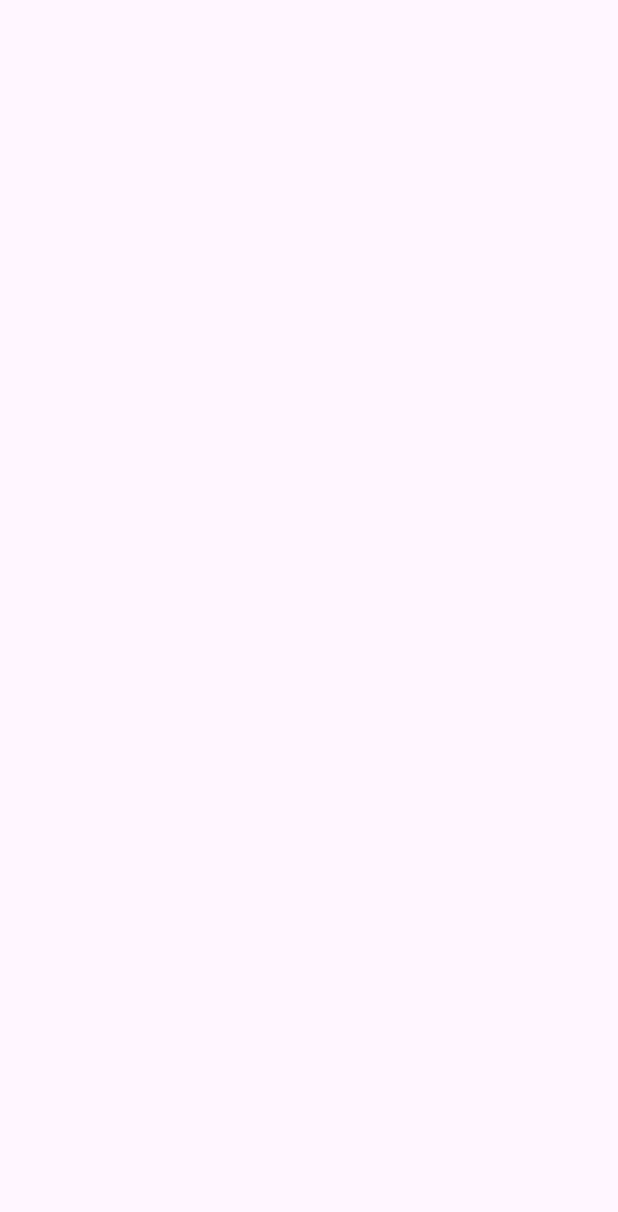
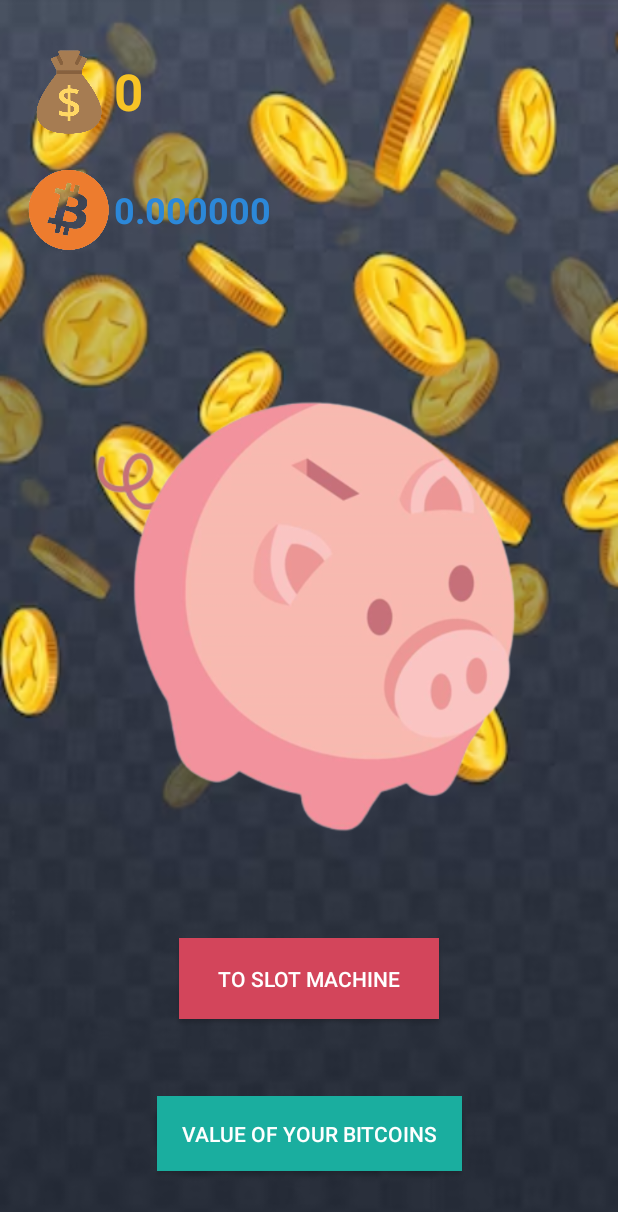
Before and after one commit to Medox36/M335_PiggyBankShaker, an Android app: the screen it shows after launch (MainActivity before the commit, PiggyBankActivity after it), on a phone screen of 412 x 824 dp. Before the commit the part shown is empty. Shown: the top 1212 px of the screen. Run offline under Robolectric (Android 15) with nearby library versions, the phone set to English and light mode, and no system bars.

Commit message:
realised View according to Mockup for PiggyBankView

```diff
--- a/app/src/main/AndroidManifest.xml
+++ b/app/src/main/AndroidManifest.xml
@@ -13,7 +13,7 @@
         android:theme="@style/Theme.PiggyBankshaker"
         tools:targetApi="31">
         <activity
-            android:name=".MainActivity"
+            android:name=".activity.PiggyBankActivity"
             android:exported="true">
             <intent-filter>
                 <action android:name="android.intent.action.MAIN" />
--- a/app/src/main/java/ch/giuntini/mobile/piggybankshaker/MainActivity.java
+++ /dev/null
@@ -1,14 +0,0 @@
-package ch.giuntini.mobile.piggybankshaker;
-
-import androidx.appcompat.app.AppCompatActivity;
-
-import android.os.Bundle;
-
-public class MainActivity extends AppCompatActivity {
-
-    @Override
-    protected void onCreate(Bundle savedInstanceState) {
-        super.onCreate(savedInstanceState);
-        setContentView(R.layout.activity_main);
-    }
-}
--- /dev/null
+++ b/app/src/main/java/ch/giuntini/mobile/piggybankshaker/activity/PiggyBankActivity.java
@@ -0,0 +1,16 @@
+package ch.giuntini.mobile.piggybankshaker.activity;
+
+import androidx.appcompat.app.AppCompatActivity;
+
+import android.os.Bundle;
+
+import ch.giuntini.mobile.piggybankshaker.R;
+
+public class PiggyBankActivity extends AppCompatActivity {
+
+    @Override
+    protected void onCreate(Bundle savedInstanceState) {
+        super.onCreate(savedInstanceState);
+        setContentView(R.layout.activity_piggy_bank);
+    }
+}
--- a/app/src/main/res/layout/activity_main.xml
+++ /dev/null
@@ -1,9 +0,0 @@
-<?xml version="1.0" encoding="utf-8"?>
-<androidx.constraintlayout.widget.ConstraintLayout xmlns:android="http://schemas.android.com/apk/res/android"
-    xmlns:app="http://schemas.android.com/apk/res-auto"
-    xmlns:tools="http://schemas.android.com/tools"
-    android:layout_width="match_parent"
-    android:layout_height="match_parent"
-    tools:context=".MainActivity">
-
-</androidx.constraintlayout.widget.ConstraintLayout>
--- /dev/null
+++ b/app/src/main/res/layout/activity_piggy_bank.xml
@@ -0,0 +1,106 @@
+<?xml version="1.0" encoding="utf-8"?>
+<androidx.constraintlayout.widget.ConstraintLayout xmlns:android="http://schemas.android.com/apk/res/android"
+    xmlns:app="http://schemas.android.com/apk/res-auto"
+    xmlns:tools="http://schemas.android.com/tools"
+    android:layout_width="match_parent"
+    android:layout_height="match_parent"
+    android:background="@drawable/falling_golden_coins_9_16"
+    tools:context=".activity.PiggyBankActivity">
+
+    <Button
+        android:id="@+id/piggyBank_toSlotMachine"
+        android:layout_width="173dp"
+        android:layout_height="54dp"
+        android:background="#d3455b"
+        android:text="@string/button_piggyBank_toSlotMachine_text"
+        android:textColor="@color/white"
+        app:layout_constraintBottom_toBottomOf="parent"
+        app:layout_constraintEnd_toEndOf="parent"
+        app:layout_constraintStart_toStartOf="parent"
+        app:layout_constraintTop_toTopOf="parent"
+        app:layout_constraintVertical_bias="0.812" />
+
+    <Button
+        android:id="@+id/piggyBank_toBitcoinValue"
+        android:layout_width="203dp"
+        android:layout_height="50dp"
+        android:background="#1aae9f"
+        android:text="@string/button_piggyBank_valueOfYourBitcoins_text"
+        android:textColor="@color/white"
+        app:layout_constraintBottom_toBottomOf="parent"
+        app:layout_constraintEnd_toEndOf="parent"
+        app:layout_constraintStart_toStartOf="parent"
+        app:layout_constraintTop_toTopOf="parent"
+        app:layout_constraintVertical_bias="0.944" />
+
+    <LinearLayout
+        android:layout_width="225dp"
+        android:layout_height="177dp"
+        android:orientation="vertical"
+        app:layout_constraintBottom_toBottomOf="parent"
+        app:layout_constraintEnd_toEndOf="parent"
+        app:layout_constraintHorizontal_bias="0.086"
+        app:layout_constraintStart_toStartOf="parent"
+        app:layout_constraintTop_toTopOf="parent"
+        app:layout_constraintVertical_bias="0.028">
+
+        <LinearLayout
+            android:layout_width="match_parent"
+            android:layout_height="85dp"
+            android:gravity="center_vertical"
+            android:orientation="horizontal">
+
+            <ImageView
+                android:id="@+id/piggyBank_coinBag"
+                android:layout_width="60dp"
+                android:layout_height="60dp"
+                app:srcCompat="@drawable/coin_bag_remvebg" />
+
+            <TextView
+                android:id="@+id/coins"
+                android:layout_width="278dp"
+                android:layout_height="wrap_content"
+                android:layout_weight="1"
+                android:text="@string/textField_coins_defaultAmount"
+                android:textColor="#f7c325"
+                android:textSize="34sp"
+                android:textStyle="bold" />
+        </LinearLayout>
+
+        <LinearLayout
+            android:layout_width="match_parent"
+            android:layout_height="73dp"
+            android:gravity="center_vertical"
+            android:orientation="horizontal">
+
+            <ImageView
+                android:id="@+id/piggyBank_bitcoinLogo"
+                android:layout_width="60dp"
+                android:layout_height="60dp"
+                app:srcCompat="@drawable/bitcoin_removebg" />
+
+            <TextView
+                android:id="@+id/bitcoins"
+                android:layout_width="160dp"
+                android:layout_height="wrap_content"
+                android:text="@string/textField_bitcoins_defaultAmount"
+                android:textColor="#2c88d9"
+                android:textSize="24sp"
+                android:textStyle="bold" />
+
+        </LinearLayout>
+    </LinearLayout>
+
+    <ImageView
+        android:id="@+id/piggy"
+        android:layout_width="410dp"
+        android:layout_height="410dp"
+        app:layout_constraintBottom_toBottomOf="parent"
+        app:layout_constraintEnd_toEndOf="parent"
+        app:layout_constraintHorizontal_bias="0.0"
+        app:layout_constraintStart_toStartOf="parent"
+        app:layout_constraintTop_toTopOf="parent"
+        app:layout_constraintVertical_bias="0.498"
+        app:srcCompat="@drawable/piggy_removebg" />
+
+</androidx.constraintlayout.widget.ConstraintLayout>
--- a/app/src/main/res/values-night/themes.xml
+++ b/app/src/main/res/values-night/themes.xml
@@ -1,6 +1,6 @@
 <resources xmlns:tools="http://schemas.android.com/tools">
     <!-- Base application theme. -->
-    <style name="Base.Theme.PiggyBankshaker" parent="Theme.Material3.DayNight.NoActionBar">
+    <style name="Base.Theme.PiggyBankshaker" parent="Theme.AppCompat.DayNight.NoActionBar">
         <!-- Customize your dark theme here. -->
         <!-- <item name="colorPrimary">@color/my_dark_primary</item> -->
     </style>
--- a/app/src/main/res/values/strings.xml
+++ b/app/src/main/res/values/strings.xml
@@ -1,3 +1,7 @@
 <resources>
     <string name="app_name">PiggyBankshaker</string>
+    <string name="button_piggyBank_toSlotMachine_text">To Slot Machine</string>
+    <string name="button_piggyBank_valueOfYourBitcoins_text">Value of your Bitcoins</string>
+    <string name="textField_coins_defaultAmount">0</string>
+    <string name="textField_bitcoins_defaultAmount">0.000000</string>
 </resources>
--- a/app/src/main/res/values/themes.xml
+++ b/app/src/main/res/values/themes.xml
@@ -1,6 +1,6 @@
 <resources xmlns:tools="http://schemas.android.com/tools">
     <!-- Base application theme. -->
-    <style name="Base.Theme.PiggyBankshaker" parent="Theme.Material3.DayNight.NoActionBar">
+    <style name="Base.Theme.PiggyBankshaker" parent="Theme.AppCompat.Light.NoActionBar">
         <!-- Customize your light theme here. -->
         <!-- <item name="colorPrimary">@color/my_light_primary</item> -->
     </style>
```
Also changed, not shown: app/src/main/res/drawable/bitcoin_removebg.png (added), app/src/main/res/drawable/coin_bag_remvebg.png (added), app/src/main/res/drawable/falling_golden_coins_9_16.png (added), app/src/main/res/drawable/piggy_removebg.png (added).
